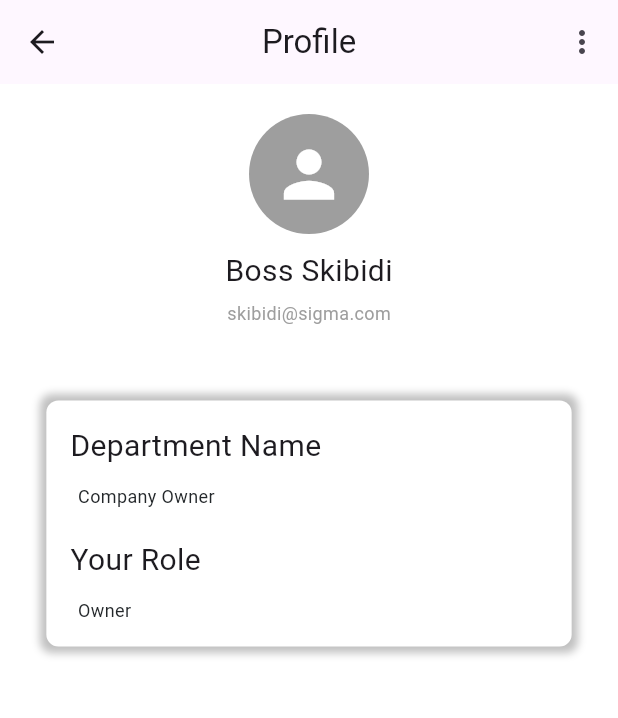
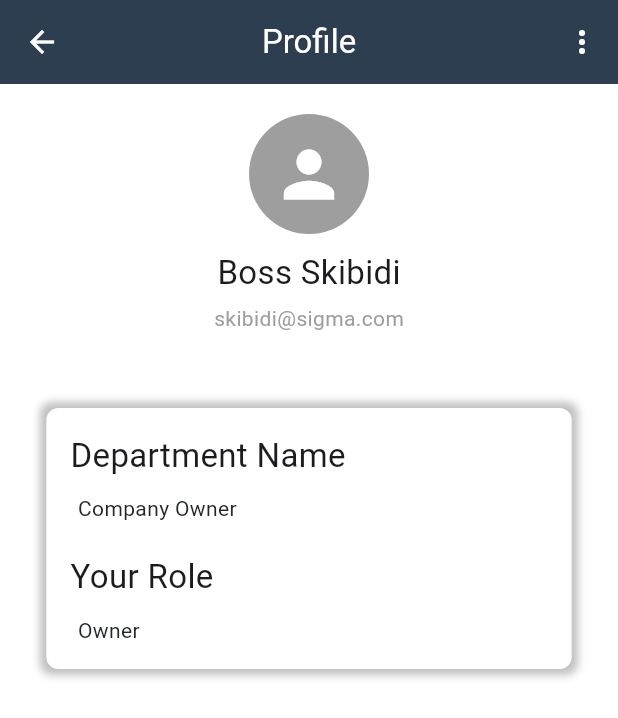
Before and after one commit to 2bd4-pbp-01/chatting_ui, a Flutter app: the ProfileScreen screen opened directly, on a phone screen of 412 x 824 dp. Shown: the top 718 px of the screen. Run offline on Flutter 3.47's test engine with Material 3 defaults, Android fonts, the phone set to English and light mode, and no system bars.

Commit message:
adjust profile style to match chat

```diff
--- a/lib/profile_screen.dart
+++ b/lib/profile_screen.dart
@@ -17,13 +17,15 @@ class _ProfileScreenState extends State<ProfileScreen> {
     return Scaffold(
       backgroundColor: Colors.white,
       appBar: AppBar(
+        backgroundColor: const Color(0xFF2C3E50),
+        iconTheme: IconThemeData(color: Colors.white),
   leading: IconButton(
     icon: Icon(Icons.arrow_back),
     onPressed: () {
       Navigator.pop(context);
     },
   ),
-  title: Text('Profile'),
+  title: Text('Profile', style: TextStyle(color: Colors.white)),
   centerTitle: true,
   actions: <Widget>[
     PopupMenuButton<String>(
@@ -194,14 +196,14 @@ class _ProfileScreenState extends State<ProfileScreen> {
             Text(
               '$name',
               style: TextStyle(
-                fontSize: 20,
+                fontSize: 22,
               ),
             ),
             SizedBox(height: 5),
             Text(
               'skibidi@sigma.com',
               style: TextStyle(
-                fontSize: 12,
+                fontSize: 14,
                 color: Colors.grey,
               ),
             ),
@@ -227,7 +229,7 @@ class _ProfileScreenState extends State<ProfileScreen> {
                   Text(
                     'Department Name',
                     style: TextStyle(
-                      fontSize: 20,
+                      fontSize: 22,
                    ),
                   ),
                   SizedBox(height: 10),
@@ -237,7 +239,6 @@ class _ProfileScreenState extends State<ProfileScreen> {
                         'Company Owner',
                         style: TextStyle(
                           color: Color(0xFF23272A),
-                          fontSize: 12,
                         ),
                       ),
                     ),
@@ -245,7 +246,7 @@ class _ProfileScreenState extends State<ProfileScreen> {
                   Text(
                     'Your Role',
                     style: TextStyle(
-                      fontSize: 20,
+                      fontSize: 22,
                     ),
                   ),
                   SizedBox(height: 10),
@@ -255,7 +256,6 @@ class _ProfileScreenState extends State<ProfileScreen> {
                       'Owner',
                       style: TextStyle(
                         color: Color(0xFF23272A),
-                        fontSize: 12,
                       ),
                     ),
                   ),
```
Also changed, not shown: lib/edit_profile_screen.dart (+8 -7 lines).
